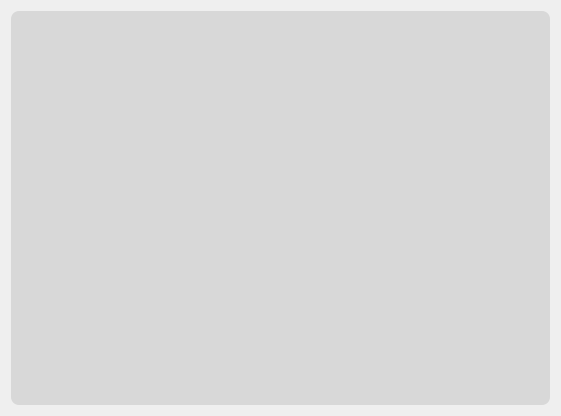
Above: scripts/room/gui/ui/main.ui from chowooseoung/cwsmt before the change. Below: the same form after it.
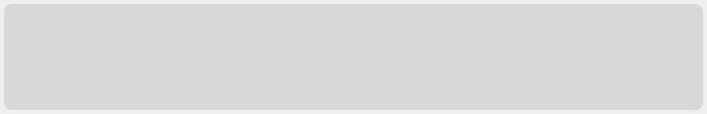
That is the form after the change.

Diff of the .ui file:
```diff
--- a/scripts/room/gui/ui/main.ui
+++ b/scripts/room/gui/ui/main.ui
@@ -6,18 +6,45 @@
    <rect>
     <x>0</x>
     <y>0</y>
-    <width>561</width>
-    <height>416</height>
+    <width>707</width>
+    <height>114</height>
    </rect>
   </property>
   <property name="windowTitle">
    <string>Dialog</string>
   </property>
   <layout class="QHBoxLayout" name="horizontalLayout">
+   <property name="sizeConstraint">
+    <enum>QLayout::SetNoConstraint</enum>
+   </property>
+   <property name="leftMargin">
+    <number>4</number>
+   </property>
+   <property name="topMargin">
+    <number>4</number>
+   </property>
+   <property name="rightMargin">
+    <number>4</number>
+   </property>
+   <property name="bottomMargin">
+    <number>4</number>
+   </property>
    <item>
-    <widget class="QListWidget" name="listWidget">
+    <widget class="QListView" name="listView">
+     <property name="sizePolicy">
+      <sizepolicy hsizetype="Preferred" vsizetype="Preferred">
+       <horstretch>0</horstretch>
+       <verstretch>0</verstretch>
+      </sizepolicy>
+     </property>
+     <property name="cursor" stdset="0">
+      <cursorShape>ArrowCursor</cursorShape>
+     </property>
+     <property name="contextMenuPolicy">
+      <enum>Qt::CustomContextMenu</enum>
+     </property>
      <property name="styleSheet">
-      <string notr="true">#listWidget {
+      <string notr="true">#listView {
 	background-color:rgba(0, 0, 0, 0.1);
 	border:none;
 	border-radius:8px;
```
Left out of the diff: 10 changed lines with no effect on the pictures.
